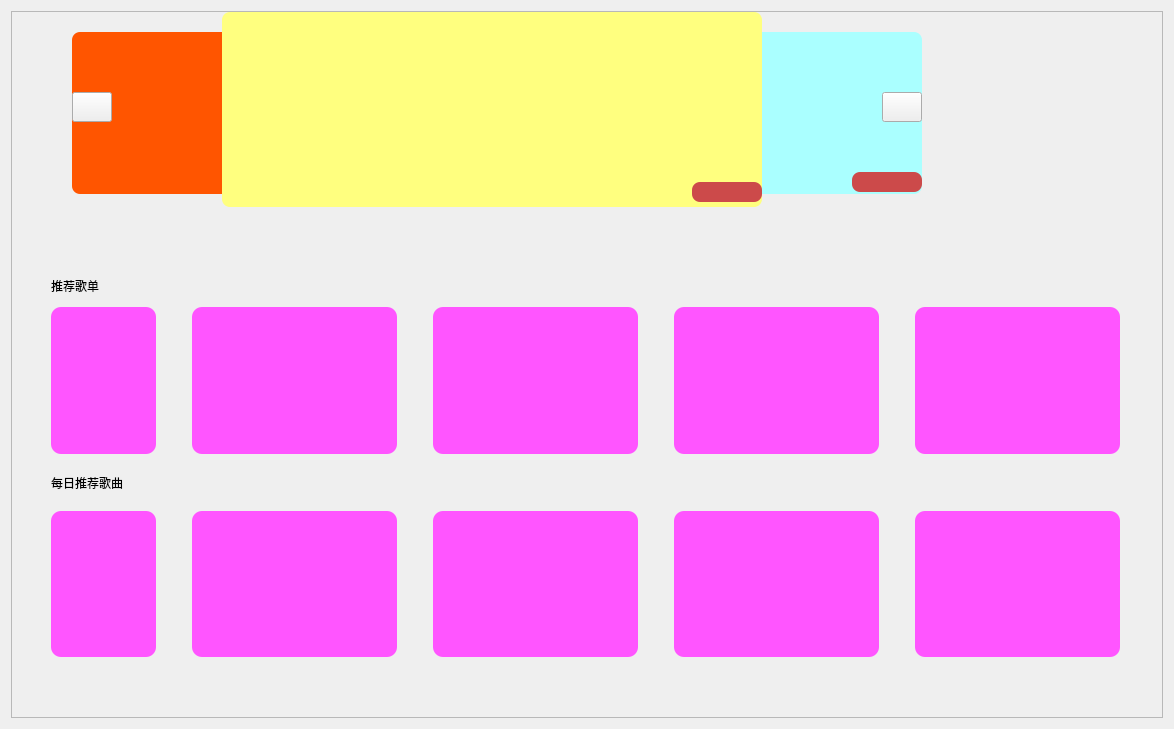
Old version of the form recommend.ui in the repository NanCity/Qt-ffmpeg.
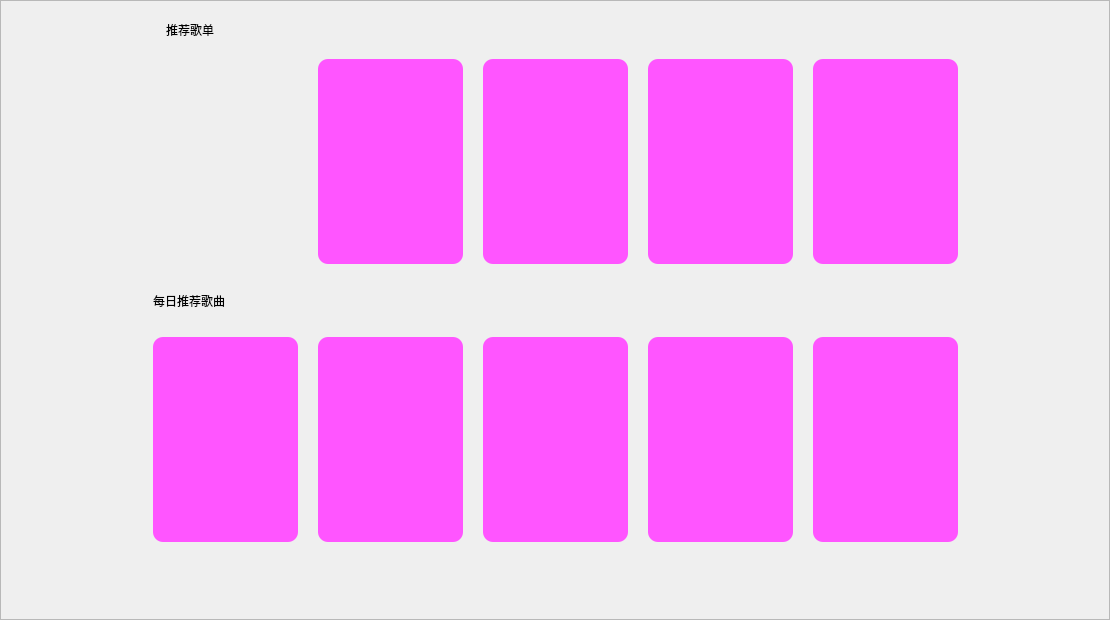
New version of the form. Icons and pictures are not drawn.

```diff
--- a/recommend.ui
+++ b/recommend.ui
@@ -6,16 +6,37 @@
    <rect>
     <x>0</x>
     <y>0</y>
-    <width>1174</width>
-    <height>729</height>
+    <width>1110</width>
+    <height>620</height>
    </rect>
   </property>
   <property name="windowTitle">
    <string>Form</string>
   </property>
   <layout class="QGridLayout" name="gridLayout">
+   <property name="leftMargin">
+    <number>0</number>
+   </property>
+   <property name="topMargin">
+    <number>0</number>
+   </property>
+   <property name="rightMargin">
+    <number>0</number>
+   </property>
+   <property name="bottomMargin">
+    <number>0</number>
+   </property>
+   <property name="spacing">
+    <number>0</number>
+   </property>
    <item row="0" column="0">
     <widget class="QScrollArea" name="scrollArea">
+     <property name="horizontalScrollBarPolicy">
+      <enum>Qt::ScrollBarAlwaysOff</enum>
+     </property>
+     <property name="sizeAdjustPolicy">
+      <enum>QAbstractScrollArea::AdjustToContents</enum>
+     </property>
      <property name="widgetResizable">
       <bool>true</bool>
      </property>
@@ -24,14 +45,17 @@
        <rect>
         <x>0</x>
         <y>0</y>
-        <width>1154</width>
-        <height>709</height>
+        <width>1108</width>
+        <height>618</height>
        </rect>
       </property>
-      <layout class="QVBoxLayout" name="verticalLayout_3">
-       <property name="spacing">
-        <number>0</number>
-       </property>
+      <property name="sizePolicy">
+       <sizepolicy hsizetype="Preferred" vsizetype="Minimum">
+        <horstretch>0</horstretch>
+        <verstretch>0</verstretch>
+       </sizepolicy>
+      </property>
+      <layout class="QGridLayout" name="gridLayout_3">
        <property name="leftMargin">
         <number>0</number>
        </property>
@@ -44,608 +68,45 @@
        <property name="bottomMargin">
         <number>0</number>
        </property>
-       <item>
+       <item row="0" column="0">
         <layout class="QVBoxLayout" name="verticalLayout_2">
+         <property name="spacing">
+          <number>0</number>
+         </property>
          <item>
-          <widget class="QWidget" name="photowall" native="true">
-           <property name="minimumSize">
-            <size>
-             <width>0</width>
-             <height>250</height>
-            </size>
-           </property>
-           <property name="maximumSize">
-            <size>
-             <width>16777215</width>
-             <height>250</height>
-            </size>
-           </property>
-           <widget class="QWidget" name="layoutWidget_3">
-            <property name="geometry">
-             <rect>
-              <x>300</x>
-              <y>200</y>
-              <width>346</width>
-              <height>25</height>
-             </rect>
-            </property>
-            <layout class="QHBoxLayout" name="horizontalLayout_6">
-             <property name="spacing">
-              <number>0</number>
-             </property>
-             <property name="sizeConstraint">
-              <enum>QLayout::SetFixedSize</enum>
-             </property>
-             <item>
-              <widget class="QPushButton" name="btn_1">
-               <property name="styleSheet">
-                <string notr="true">border-radius: 8px !important; 
-</string>
-               </property>
-               <property name="text">
-                <string/>
-               </property>
-              </widget>
-             </item>
-             <item>
-              <widget class="QPushButton" name="btn_2">
-               <property name="styleSheet">
-                <string notr="true">  border-radius: 8px !important; </string>
-               </property>
-               <property name="text">
-                <string/>
-               </property>
-              </widget>
-             </item>
-             <item>
-              <widget class="QPushButton" name="btn_3">
-               <property name="styleSheet">
-                <string notr="true">  border-radius: 8px !important; </string>
-               </property>
-               <property name="text">
-                <string/>
-               </property>
-              </widget>
-             </item>
-             <item>
-              <widget class="QPushButton" name="btn_4">
-               <property name="styleSheet">
-                <string notr="true">  border-radius: 8px !important; </string>
-               </property>
-               <property name="text">
-                <string/>
-               </property>
-              </widget>
-             </item>
-             <item>
-              <widget class="QPushButton" name="btn_5">
-               <property name="styleSheet">
-                <string notr="true">  border-radius: 8px !important; </string>
-               </property>
-               <property name="text">
-                <string/>
-               </property>
-              </widget>
-             </item>
-             <item>
-              <widget class="QPushButton" name="btn_6">
-               <property name="styleSheet">
-                <string notr="true">  border-radius: 8px !important; </string>
-               </property>
-               <property name="text">
-                <string/>
-               </property>
-              </widget>
-             </item>
-             <item>
-              <widget class="QPushButton" name="btn_7">
-               <property name="styleSheet">
-                <string notr="true">  border-radius: 8px !important; </string>
-               </property>
-               <property name="text">
-                <string/>
-               </property>
-              </widget>
-             </item>
-             <item>
-              <widget class="QPushButton" name="btn_8">
-               <property name="styleSheet">
-                <string notr="true">  border-radius: 8px !important; </string>
-               </property>
-               <property name="text">
-                <string/>
-               </property>
-              </widget>
-             </item>
-             <item>
-              <widget class="QPushButton" name="btn_9">
-               <property name="styleSheet">
-                <string notr="true">  border-radius: 8px !important; </string>
-               </property>
-               <property name="text">
-                <string/>
-               </property>
-              </widget>
-             </item>
-             <item>
-              <widget class="QPushButton" name="btn_10">
-               <property name="styleSheet">
-                <string notr="true">  border-radius: 8px !important; </string>
-               </property>
-               <property name="text">
-                <string/>
-               </property>
-              </widget>
-             </item>
-             <item>
-              <widget class="QPushButton" name="btn_11">
-               <property name="styleSheet">
-                <string notr="true">  border-radius: 8px !important; </string>
-               </property>
-               <property name="text">
-                <string/>
-               </property>
-              </widget>
-             </item>
-            </layout>
-           </widget>
-           <widget class="QLabel" name="lab_3">
-            <property name="geometry">
-             <rect>
-              <x>610</x>
-              <y>20</y>
-              <width>300</width>
-              <height>162</height>
-             </rect>
-            </property>
-            <property name="minimumSize">
-             <size>
-              <width>110</width>
-              <height>162</height>
-             </size>
-            </property>
-            <property name="maximumSize">
-             <size>
-              <width>300</width>
-              <height>162</height>
-             </size>
-            </property>
-            <property name="styleSheet">
-             <string notr="true">border-radius: 8px !important; 
-background-color: rgb(170, 255, 255);</string>
-            </property>
-            <property name="text">
-             <string/>
-            </property>
-           </widget>
-           <widget class="QPushButton" name="btn_next">
-            <property name="geometry">
-             <rect>
-              <x>870</x>
-              <y>80</y>
-              <width>40</width>
-              <height>30</height>
-             </rect>
-            </property>
-            <property name="minimumSize">
-             <size>
-              <width>40</width>
-              <height>30</height>
-             </size>
-            </property>
-            <property name="maximumSize">
-             <size>
-              <width>40</width>
-              <height>30</height>
-             </size>
-            </property>
-            <property name="text">
-             <string/>
-            </property>
-           </widget>
-           <widget class="QLabel" name="lab_2">
-            <property name="geometry">
-             <rect>
-              <x>60</x>
-              <y>20</y>
-              <width>300</width>
-              <height>162</height>
-             </rect>
-            </property>
-            <property name="minimumSize">
-             <size>
-              <width>110</width>
-              <height>162</height>
-             </size>
-            </property>
-            <property name="maximumSize">
-             <size>
-              <width>300</width>
-              <height>162</height>
-             </size>
-            </property>
-            <property name="styleSheet">
-             <string notr="true">  border-radius: 8px !important; 
-background-color: rgb(255, 85, 0);</string>
-            </property>
-            <property name="text">
-             <string/>
-            </property>
-           </widget>
-           <widget class="QLabel" name="lab_1">
-            <property name="geometry">
-             <rect>
-              <x>210</x>
-              <y>0</y>
-              <width>540</width>
-              <height>195</height>
-             </rect>
-            </property>
-            <property name="minimumSize">
-             <size>
-              <width>540</width>
-              <height>195</height>
-             </size>
-            </property>
-            <property name="maximumSize">
-             <size>
-              <width>340</width>
-              <height>195</height>
-             </size>
-            </property>
-            <property name="styleSheet">
-             <string notr="true">  border-radius: 8px !important; 
-background-color: rgb(255, 255, 127);</string>
-            </property>
-            <property name="text">
-             <string/>
-            </property>
-           </widget>
-           <widget class="QPushButton" name="btn_prev">
-            <property name="geometry">
-             <rect>
-              <x>60</x>
-              <y>80</y>
-              <width>40</width>
-              <height>30</height>
-             </rect>
-            </property>
-            <property name="minimumSize">
-             <size>
-              <width>40</width>
-              <height>30</height>
-             </size>
-            </property>
-            <property name="maximumSize">
-             <size>
-              <width>40</width>
-              <height>30</height>
-             </size>
-            </property>
-            <property name="text">
-             <string/>
-            </property>
-           </widget>
-           <widget class="QLabel" name="lab_title_2">
-            <property name="geometry">
-             <rect>
-              <x>840</x>
-              <y>160</y>
-              <width>70</width>
-              <height>20</height>
-             </rect>
-            </property>
-            <property name="minimumSize">
-             <size>
-              <width>70</width>
-              <height>20</height>
-             </size>
-            </property>
-            <property name="maximumSize">
-             <size>
-              <width>70</width>
-              <height>20</height>
-             </size>
-            </property>
-            <property name="font">
-             <font>
-              <pointsize>13</pointsize>
-              <weight>75</weight>
-              <bold>true</bold>
-             </font>
-            </property>
-            <property name="focusPolicy">
-             <enum>Qt::NoFocus</enum>
-            </property>
-            <property name="layoutDirection">
-             <enum>Qt::LeftToRight</enum>
-            </property>
-            <property name="styleSheet">
-             <string notr="true">border-radius: 8px !important; 
-background-color: #cc4a4a;</string>
-            </property>
-            <property name="text">
-             <string/>
-            </property>
-            <property name="alignment">
-             <set>Qt::AlignCenter</set>
-            </property>
-           </widget>
-           <widget class="QLabel" name="lab_title_1">
-            <property name="geometry">
-             <rect>
-              <x>680</x>
-              <y>170</y>
-              <width>70</width>
-              <height>20</height>
-             </rect>
-            </property>
-            <property name="minimumSize">
-             <size>
-              <width>70</width>
-              <height>20</height>
-             </size>
-            </property>
-            <property name="maximumSize">
-             <size>
-              <width>70</width>
-              <height>20</height>
-             </size>
-            </property>
-            <property name="font">
-             <font>
-              <pointsize>13</pointsize>
-              <weight>75</weight>
-              <bold>true</bold>
-             </font>
-            </property>
-            <property name="focusPolicy">
-             <enum>Qt::NoFocus</enum>
-            </property>
-            <property name="layoutDirection">
-             <enum>Qt::LeftToRight</enum>
-            </property>
-            <property name="styleSheet">
-             <string notr="true">border-radius: 8px !important; 
-background-color: #cc4a4a;</string>
-            </property>
-            <property name="text">
-             <string/>
-            </property>
-            <property name="alignment">
-             <set>Qt::AlignCenter</set>
-            </property>
-           </widget>
-           <zorder>lab_3</zorder>
-           <zorder>lab_2</zorder>
-           <zorder>layoutWidget_3</zorder>
-           <zorder>lab_1</zorder>
-           <zorder>btn_prev</zorder>
-           <zorder>lab_title_2</zorder>
-           <zorder>lab_title_1</zorder>
-           <zorder>btn_next</zorder>
-          </widget>
+          <layout class="QVBoxLayout" name="verLout_pic"/>
          </item>
          <item>
           <widget class="QWidget" name="recommendwidget" native="true">
+           <property name="sizePolicy">
+            <sizepolicy hsizetype="Preferred" vsizetype="Minimum">
+             <horstretch>0</horstretch>
+             <verstretch>0</verstretch>
+            </sizepolicy>
+           </property>
            <layout class="QGridLayout" name="gridLayout_5">
-            <item row="4" column="4">
-             <widget class="QLabel" name="lab_rec_10">
-              <property name="maximumSize">
-               <size>
-                <width>205</width>
-                <height>45</height>
-               </size>
-              </property>
-              <property name="text">
-               <string/>
-              </property>
-             </widget>
-            </item>
-            <item row="3" column="0">
-             <widget class="QPushButton" name="btn_rec_6">
-              <property name="minimumSize">
-               <size>
-                <width>0</width>
-                <height>0</height>
-               </size>
-              </property>
-              <property name="maximumSize">
-               <size>
-                <width>205</width>
-                <height>210</height>
-               </size>
-              </property>
-              <property name="styleSheet">
-               <string notr="true">border-radius: 10px; /*设置圆角的大小*/
-background-color: rgb(255, 85, 255);</string>
-              </property>
-              <property name="text">
-               <string/>
-              </property>
-             </widget>
-            </item>
-            <item row="3" column="2">
-             <widget class="QPushButton" name="btn_rec_8">
-              <property name="minimumSize">
-               <size>
-                <width>0</width>
-                <height>0</height>
-               </size>
-              </property>
-              <property name="maximumSize">
-               <size>
-                <width>205</width>
-                <height>210</height>
-               </size>
-              </property>
-              <property name="styleSheet">
-               <string notr="true">border-radius: 10px; /*设置圆角的大小*/
-background-color: rgb(255, 85, 255);</string>
-              </property>
-              <property name="text">
-               <string/>
-              </property>
-             </widget>
-            </item>
-            <item row="1" column="3">
-             <widget class="QPushButton" name="btn_rec_4">
-              <property name="minimumSize">
-               <size>
-                <width>0</width>
-                <height>0</height>
-               </size>
-              </property>
-              <property name="maximumSize">
-               <size>
-                <width>205</width>
-                <height>210</height>
-               </size>
-              </property>
-              <property name="styleSheet">
-               <string notr="true">border-radius: 10px; /*设置圆角的大小*/
-background-color: rgb(255, 85, 255);</string>
-              </property>
-              <property name="text">
-               <string/>
-              </property>
-             </widget>
-            </item>
-            <item row="2" column="2">
-             <widget class="QLabel" name="lab_rec_3">
-              <property name="maximumSize">
-               <size>
-                <width>205</width>
-                <height>45</height>
-               </size>
-              </property>
-              <property name="text">
-               <string/>
-              </property>
-             </widget>
-            </item>
-            <item row="1" column="1">
-             <widget class="QPushButton" name="btn_rec_2">
-              <property name="minimumSize">
-               <size>
-                <width>0</width>
-                <height>0</height>
-               </size>
-              </property>
-              <property name="maximumSize">
-               <size>
-                <width>205</width>
-                <height>210</height>
-               </size>
-              </property>
-              <property name="styleSheet">
-               <string notr="true">border-radius: 10px; /*设置圆角的大小*/
-background-color: rgb(255, 85, 255);</string>
-              </property>
-              <property name="text">
-               <string/>
-              </property>
-             </widget>
-            </item>
-            <item row="1" column="4">
-             <widget class="QPushButton" name="btn_rec_5">
-              <property name="minimumSize">
-               <size>
-                <width>0</width>
-                <height>0</height>
-               </size>
-              </property>
-              <property name="maximumSize">
-               <size>
-                <width>205</width>
-                <height>210</height>
-               </size>
-              </property>
-              <property name="styleSheet">
-               <string notr="true">border-radius: 10px; /*设置圆角的大小*/
-background-color: rgb(255, 85, 255);</string>
-              </property>
-              <property name="text">
-               <string/>
-              </property>
-             </widget>
-            </item>
-            <item row="3" column="3">
-             <widget class="QPushButton" name="btn_rec_9">
-              <property name="minimumSize">
-               <size>
-                <width>0</width>
-                <height>0</height>
-               </size>
-              </property>
-              <property name="maximumSize">
-               <size>
-                <width>205</width>
-                <height>210</height>
-               </size>
-              </property>
-              <property name="styleSheet">
-               <string notr="true">border-radius: 10px; /*设置圆角的大小*/
-background-color: rgb(255, 85, 255);</string>
-              </property>
-              <property name="text">
-               <string/>
-              </property>
-             </widget>
-            </item>
-            <item row="2" column="3">
-             <widget class="QLabel" name="lab_rec_4">
-              <property name="maximumSize">
-               <size>
-                <width>205</width>
-                <height>45</height>
-               </size>
-              </property>
-              <property name="text">
-               <string/>
-              </property>
-             </widget>
-            </item>
-            <item row="4" column="0">
-             <widget class="QLabel" name="lab_rec_6">
-              <property name="maximumSize">
-               <size>
-                <width>205</width>
-                <height>45</height>
-               </size>
-              </property>
-              <property name="text">
-               <string/>
-              </property>
-             </widget>
-            </item>
-            <item row="4" column="1">
-             <widget class="QLabel" name="lab_rec_7">
-              <property name="maximumSize">
-               <size>
-                <width>205</width>
-                <height>45</height>
-               </size>
-              </property>
-              <property name="text">
-               <string/>
-              </property>
-             </widget>
-            </item>
-            <item row="4" column="3">
-             <widget class="QLabel" name="lab_rec_9">
-              <property name="maximumSize">
-               <size>
-                <width>205</width>
-                <height>45</height>
-               </size>
-              </property>
-              <property name="text">
-               <string/>
-              </property>
-             </widget>
-            </item>
-            <item row="0" column="0">
+            <property name="sizeConstraint">
+             <enum>QLayout::SetDefaultConstraint</enum>
+            </property>
+            <property name="leftMargin">
+             <number>0</number>
+            </property>
+            <property name="topMargin">
+             <number>0</number>
+            </property>
+            <property name="rightMargin">
+             <number>0</number>
+            </property>
+            <property name="bottomMargin">
+             <number>0</number>
+            </property>
+            <property name="horizontalSpacing">
+             <number>20</number>
+            </property>
+            <property name="verticalSpacing">
+             <number>0</number>
+            </property>
+            <item row="0" column="1">
              <layout class="QHBoxLayout" name="horizontalLayout_2" stretch="0,0">
               <property name="spacing">
                <number>0</number>
@@ -701,43 +162,20 @@
               </item>
              </layout>
             </item>
-            <item row="3" column="4">
-             <widget class="QPushButton" name="btn_rec_10">
-              <property name="minimumSize">
-               <size>
-                <width>0</width>
-                <height>0</height>
-               </size>
-              </property>
-              <property name="maximumSize">
-               <size>
-                <width>205</width>
-                <height>210</height>
-               </size>
-              </property>
-              <property name="styleSheet">
-               <string notr="true">border-radius: 10px; /*设置圆角的大小*/
-background-color: rgb(255, 85, 255);</string>
-              </property>
-              <property name="text">
-               <string/>
-              </property>
-             </widget>
-            </item>
-            <item row="2" column="4">
-             <widget class="QLabel" name="lab_rec_5">
-              <property name="maximumSize">
-               <size>
-                <width>205</width>
-                <height>45</height>
-               </size>
-              </property>
-              <property name="text">
-               <string/>
-              </property>
-             </widget>
-            </item>
             <item row="4" column="2">
+             <widget class="QLabel" name="lab_rec_7">
+              <property name="maximumSize">
+               <size>
+                <width>205</width>
+                <height>45</height>
+               </size>
+              </property>
+              <property name="text">
+               <string/>
+              </property>
+             </widget>
+            </item>
+            <item row="4" column="3">
              <widget class="QLabel" name="lab_rec_8">
               <property name="maximumSize">
                <size>
@@ -750,18 +188,24 @@
               </property>
              </widget>
             </item>
-            <item row="1" column="2">
+            <item row="1" column="3">
              <widget class="QPushButton" name="btn_rec_3">
+              <property name="sizePolicy">
+               <sizepolicy hsizetype="Minimum" vsizetype="Minimum">
+                <horstretch>0</horstretch>
+                <verstretch>0</verstretch>
+               </sizepolicy>
+              </property>
               <property name="minimumSize">
                <size>
-                <width>0</width>
-                <height>0</height>
+                <width>145</width>
+                <height>140</height>
                </size>
               </property>
               <property name="maximumSize">
                <size>
                 <width>205</width>
-                <height>210</height>
+                <height>205</height>
                </size>
               </property>
               <property name="styleSheet">
@@ -773,7 +217,49 @@
               </property>
              </widget>
             </item>
-            <item row="2" column="1">
+            <item row="4" column="1">
+             <widget class="QLabel" name="lab_rec_6">
+              <property name="maximumSize">
+               <size>
+                <width>205</width>
+                <height>45</height>
+               </size>
+              </property>
+              <property name="text">
+               <string/>
+              </property>
+             </widget>
+            </item>
+            <item row="3" column="3">
+             <widget class="QPushButton" name="btn_rec_8">
+              <property name="sizePolicy">
+               <sizepolicy hsizetype="Minimum" vsizetype="Minimum">
+                <horstretch>0</horstretch>
+                <verstretch>0</verstretch>
+               </sizepolicy>
+              </property>
+              <property name="minimumSize">
+               <size>
+                <width>145</width>
+                <height>140</height>
+               </size>
+              </property>
+              <property name="maximumSize">
+               <size>
+                <width>205</width>
+                <height>205</height>
+               </size>
+              </property>
+              <property name="styleSheet">
+               <string notr="true">border-radius: 10px; /*设置圆角的大小*/
+background-color: rgb(255, 85, 255);</string>
+              </property>
+              <property name="text">
+               <string/>
+              </property>
+             </widget>
+            </item>
+            <item row="2" column="2">
              <widget class="QLabel" name="lab_rec_2">
               <property name="maximumSize">
                <size>
@@ -786,7 +272,208 @@
               </property>
              </widget>
             </item>
-            <item row="2" column="0">
+            <item row="3" column="5">
+             <widget class="QPushButton" name="btn_rec_10">
+              <property name="sizePolicy">
+               <sizepolicy hsizetype="Minimum" vsizetype="Minimum">
+                <horstretch>0</horstretch>
+                <verstretch>0</verstretch>
+               </sizepolicy>
+              </property>
+              <property name="minimumSize">
+               <size>
+                <width>145</width>
+                <height>140</height>
+               </size>
+              </property>
+              <property name="maximumSize">
+               <size>
+                <width>205</width>
+                <height>205</height>
+               </size>
+              </property>
+              <property name="styleSheet">
+               <string notr="true">border-radius: 10px; /*设置圆角的大小*/
+background-color: rgb(255, 85, 255);</string>
+              </property>
+              <property name="text">
+               <string/>
+              </property>
+             </widget>
+            </item>
+            <item row="2" column="4">
+             <widget class="QLabel" name="lab_rec_4">
+              <property name="maximumSize">
+               <size>
+                <width>205</width>
+                <height>45</height>
+               </size>
+              </property>
+              <property name="text">
+               <string/>
+              </property>
+             </widget>
+            </item>
+            <item row="4" column="4">
+             <widget class="QLabel" name="lab_rec_9">
+              <property name="maximumSize">
+               <size>
+                <width>205</width>
+                <height>45</height>
+               </size>
+              </property>
+              <property name="text">
+               <string/>
+              </property>
+             </widget>
+            </item>
+            <item row="1" column="5">
+             <widget class="QPushButton" name="btn_rec_5">
+              <property name="sizePolicy">
+               <sizepolicy hsizetype="Minimum" vsizetype="Minimum">
+                <horstretch>0</horstretch>
+                <verstretch>0</verstretch>
+               </sizepolicy>
+              </property>
+              <property name="minimumSize">
+               <size>
+                <width>145</width>
+                <height>140</height>
+               </size>
+              </property>
+              <property name="maximumSize">
+               <size>
+                <width>205</width>
+                <height>205</height>
+               </size>
+              </property>
+              <property name="styleSheet">
+               <string notr="true">border-radius: 10px; /*设置圆角的大小*/
+background-color: rgb(255, 85, 255);</string>
+              </property>
+              <property name="text">
+               <string/>
+              </property>
+             </widget>
+            </item>
+            <item row="3" column="1">
+             <widget class="QPushButton" name="btn_rec_6">
+              <property name="sizePolicy">
+               <sizepolicy hsizetype="Minimum" vsizetype="Minimum">
+                <horstretch>0</horstretch>
+                <verstretch>0</verstretch>
+               </sizepolicy>
+              </property>
+              <property name="minimumSize">
+               <size>
+                <width>145</width>
+                <height>140</height>
+               </size>
+              </property>
+              <property name="maximumSize">
+               <size>
+                <width>205</width>
+                <height>205</height>
+               </size>
+              </property>
+              <property name="styleSheet">
+               <string notr="true">border-radius: 10px; /*设置圆角的大小*/
+background-color: rgb(255, 85, 255);</string>
+              </property>
+              <property name="text">
+               <string/>
+              </property>
+             </widget>
+            </item>
+            <item row="1" column="2">
+             <widget class="QPushButton" name="btn_rec_2">
+              <property name="sizePolicy">
+               <sizepolicy hsizetype="Minimum" vsizetype="Minimum">
+                <horstretch>0</horstretch>
+                <verstretch>0</verstretch>
+               </sizepolicy>
+              </property>
+              <property name="minimumSize">
+               <size>
+                <width>145</width>
+                <height>140</height>
+               </size>
+              </property>
+              <property name="maximumSize">
+               <size>
+                <width>205</width>
+                <height>205</height>
+               </size>
+              </property>
+              <property name="styleSheet">
+               <string notr="true">border-radius: 10px; /*设置圆角的大小*/
+background-color: rgb(255, 85, 255);</string>
+              </property>
+              <property name="text">
+               <string/>
+              </property>
+             </widget>
+            </item>
+            <item row="1" column="1">
+             <widget class="QPushButton" name="btn_rec_1">
+              <property name="sizePolicy">
+               <sizepolicy hsizetype="Minimum" vsizetype="Minimum">
+                <horstretch>0</horstretch>
+                <verstretch>0</verstretch>
+               </sizepolicy>
+              </property>
+              <property name="minimumSize">
+               <size>
+                <width>145</width>
+                <height>140</height>
+               </size>
+              </property>
+              <property name="maximumSize">
+               <size>
+                <width>205</width>
+                <height>205</height>
+               </size>
+              </property>
+              <property name="styleSheet">
+               <string notr="true">border-radius: 10px; /*设置圆角的大小*/
+
+</string>
+              </property>
+              <property name="text">
+               <string/>
+              </property>
+             </widget>
+            </item>
+            <item row="3" column="4">
+             <widget class="QPushButton" name="btn_rec_9">
+              <property name="sizePolicy">
+               <sizepolicy hsizetype="Minimum" vsizetype="Minimum">
+                <horstretch>0</horstretch>
+                <verstretch>0</verstretch>
+               </sizepolicy>
+              </property>
+              <property name="minimumSize">
+               <size>
+                <width>145</width>
+                <height>140</height>
+               </size>
+              </property>
+              <property name="maximumSize">
+               <size>
+                <width>205</width>
+                <height>205</height>
+               </size>
+              </property>
+              <property name="styleSheet">
+               <string notr="true">border-radius: 10px; /*设置圆角的大小*/
+background-color: rgb(255, 85, 255);</string>
+              </property>
+              <property name="text">
+               <string/>
+              </property>
+             </widget>
+            </item>
+            <item row="2" column="1">
              <widget class="QLabel" name="lab_rec_1">
               <property name="maximumSize">
                <size>
@@ -799,54 +486,129 @@
               </property>
              </widget>
             </item>
-            <item row="3" column="1">
-             <widget class="QPushButton" name="btn_rec_7">
-              <property name="minimumSize">
-               <size>
-                <width>0</width>
-                <height>0</height>
-               </size>
-              </property>
-              <property name="maximumSize">
-               <size>
-                <width>205</width>
-                <height>210</height>
-               </size>
-              </property>
-              <property name="styleSheet">
-               <string notr="true">border-radius: 10px; /*设置圆角的大小*/
-background-color: rgb(255, 85, 255);</string>
-              </property>
-              <property name="text">
-               <string/>
-              </property>
-             </widget>
-            </item>
             <item row="1" column="0">
-             <widget class="QPushButton" name="btn_rec_1">
+             <spacer name="horizontalSpacer">
+              <property name="orientation">
+               <enum>Qt::Horizontal</enum>
+              </property>
+              <property name="sizeHint" stdset="0">
+               <size>
+                <width>40</width>
+                <height>20</height>
+               </size>
+              </property>
+             </spacer>
+            </item>
+            <item row="2" column="5">
+             <widget class="QLabel" name="lab_rec_5">
+              <property name="maximumSize">
+               <size>
+                <width>205</width>
+                <height>45</height>
+               </size>
+              </property>
+              <property name="text">
+               <string/>
+              </property>
+             </widget>
+            </item>
+            <item row="3" column="2">
+             <widget class="QPushButton" name="btn_rec_7">
+              <property name="sizePolicy">
+               <sizepolicy hsizetype="Minimum" vsizetype="Minimum">
+                <horstretch>0</horstretch>
+                <verstretch>0</verstretch>
+               </sizepolicy>
+              </property>
               <property name="minimumSize">
                <size>
-                <width>0</width>
-                <height>0</height>
+                <width>145</width>
+                <height>140</height>
                </size>
               </property>
               <property name="maximumSize">
                <size>
                 <width>205</width>
-                <height>210</height>
+                <height>205</height>
                </size>
               </property>
               <property name="styleSheet">
                <string notr="true">border-radius: 10px; /*设置圆角的大小*/
-background-color: rgb(255, 85, 255);
-
-</string>
+background-color: rgb(255, 85, 255);</string>
               </property>
               <property name="text">
                <string/>
               </property>
              </widget>
             </item>
+            <item row="4" column="5">
+             <widget class="QLabel" name="lab_rec_10">
+              <property name="maximumSize">
+               <size>
+                <width>205</width>
+                <height>45</height>
+               </size>
+              </property>
+              <property name="text">
+               <string/>
+              </property>
+             </widget>
+            </item>
+            <item row="2" column="3">
+             <widget class="QLabel" name="lab_rec_3">
+              <property name="maximumSize">
+               <size>
+                <width>205</width>
+                <height>45</height>
+               </size>
+              </property>
+              <property name="text">
+               <string/>
+              </property>
+             </widget>
+            </item>
+            <item row="1" column="4">
+             <widget class="QPushButton" name="btn_rec_4">
+              <property name="sizePolicy">
+               <sizepolicy hsizetype="Minimum" vsizetype="Minimum">
+                <horstretch>0</horstretch>
+                <verstretch>0</verstretch>
+               </sizepolicy>
+              </property>
+              <property name="minimumSize">
+               <size>
+                <width>145</width>
+                <height>140</height>
+               </size>
+              </property>
+              <property name="maximumSize">
+               <size>
+                <width>205</width>
+                <height>205</height>
+               </size>
+              </property>
+              <property name="styleSheet">
+               <string notr="true">border-radius: 10px; /*设置圆角的大小*/
+background-color: rgb(255, 85, 255);</string>
+              </property>
+              <property name="text">
+               <string/>
+              </property>
+             </widget>
+            </item>
+            <item row="1" column="6">
+             <spacer name="horizontalSpacer_2">
+              <property name="orientation">
+               <enum>Qt::Horizontal</enum>
+              </property>
+              <property name="sizeHint" stdset="0">
+               <size>
+                <width>40</width>
+                <height>20</height>
+               </size>
+              </property>
+             </spacer>
+            </item>
            </layout>
           </widget>
          </item>
```
